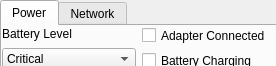
The window that src/citra_qt/control_panel.ui (grimtnt/citra) describes before a commit, drawn with Qt 5.
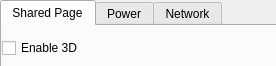
The same window after the commit.

Commit message: control_panel: add enable 3d

Diff of the .ui file:
```diff
--- a/src/citra_qt/control_panel.ui
+++ b/src/citra_qt/control_panel.ui
@@ -25,6 +25,30 @@
    <property name="currentIndex">
     <number>0</number>
    </property>
+   <widget class="QWidget" name="tabSharedPage">
+    <attribute name="title">
+     <string>Shared Page</string>
+    </attribute>
+    <widget class="QWidget" name="horizontalLayoutWidget">
+     <property name="geometry">
+      <rect>
+       <x>0</x>
+       <y>0</y>
+       <width>273</width>
+       <height>44</height>
+      </rect>
+     </property>
+     <layout class="QHBoxLayout" name="layoutSharedPage">
+      <item>
+       <widget class="QCheckBox" name="shared_page_enable_3d">
+        <property name="text">
+         <string>Enable 3D</string>
+        </property>
+       </widget>
+      </item>
+     </layout>
+    </widget>
+   </widget>
    <widget class="QWidget" name="tabPower">
     <attribute name="title">
      <string>Power</string>
```
The commit also changes 7 other files.
